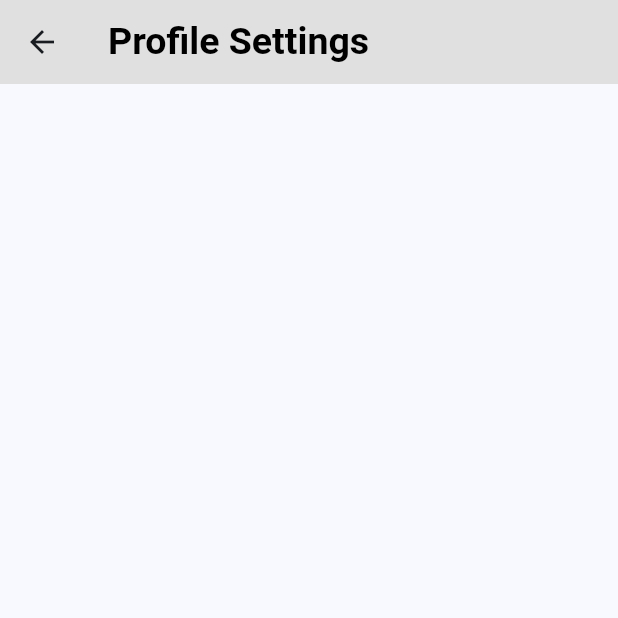
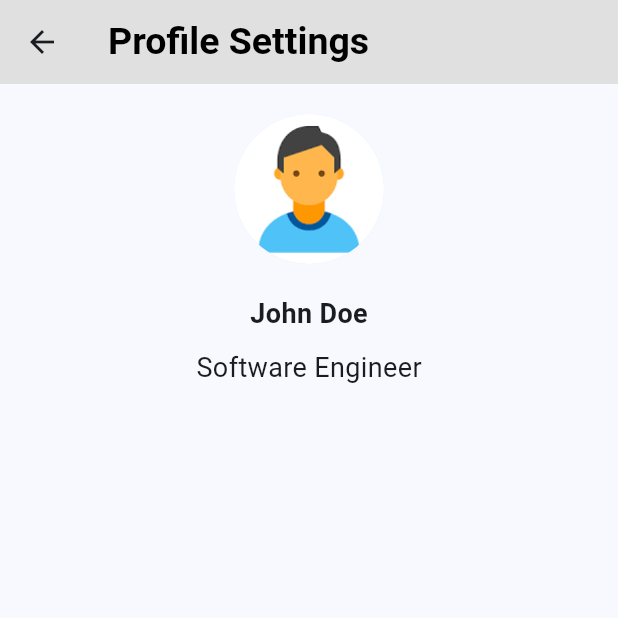
Before and after one commit to ZainAhmadKhan/cbsp-flutter-project, a Flutter app: the ProfileSettingScreen screen opened directly, on a phone screen of 412 x 824 dp, the top half of it. Run offline on Flutter 3.47's test engine with Material 3 defaults, Android fonts, the phone set to English and light mode, and no system bars; our stand-ins replace image_picker.

Commit message:
[4th Modification]

```diff
--- a/lib/Settings/ProfileSettingsScreen.dart
+++ b/lib/Settings/ProfileSettingsScreen.dart
@@ -26,6 +26,31 @@ class _ProfileSettingScreenState extends State<ProfileSettingScreen> {
           ],
         ),
       ),
+      body: ListView(
+        padding: EdgeInsets.all(20),
+        children: [
+          Center(
+            child: CircleAvatar(
+              radius: 50,
+              backgroundImage: AssetImage('assets/person.png'), // Replace with your image path
+            ),
+          ),
+          SizedBox(height: 20),
+          Center(
+            child: Text(
+              'John Doe',
+              style: TextStyle(fontSize: 18,fontWeight: FontWeight.bold),
+            ),
+          ),
+          SizedBox(height: 10),
+          Center(
+            child: Text(
+              'Software Engineer', // Replace with the user's about
+              style: TextStyle(fontSize: 18),
+            ),
+          ),
+        ]
+    )
     );
   }
 }
--- a/lib/main.dart
+++ b/lib/main.dart
@@ -1,5 +1,3 @@
-import 'package:cbsp_flutter_app/Contacts_Screen/Contacts.dart';
-import 'package:cbsp_flutter_app/Contacts_Screen/UserProfile.dart';
 import 'package:cbsp_flutter_app/Dashboard/Dashboard.dart';
 import 'package:cbsp_flutter_app/sign_login_screens/SplashScreen.dart';
 import 'package:flutter/material.dart';
@@ -21,8 +19,8 @@ class MyApp extends StatelessWidget {
         colorScheme: ColorScheme.fromSeed(seedColor: Colors.blue),
         useMaterial3: true,
       ),
-      // home: Dashboard(),
-      home: SplashScreen(),
+      home: Dashboard(),
+      // home: SplashScreen(),
       debugShowCheckedModeBanner: false,
     );
   }
```
Also changed, not shown: lib/Settings/AboutScreen.dart (+17 -1 lines), lib/Settings/GeneralScreen.dart (+17 -1 lines), lib/Settings/Settings.dart (+10 -1 lines).
